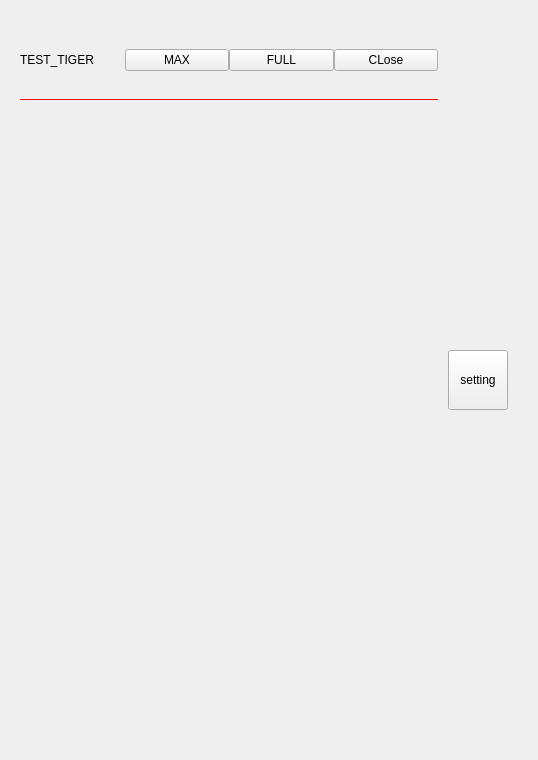
Above: Qtttttt/testTransparentWindow3/mainwindow.ui from tianen1573/QT before the change. Below: the same form after it.
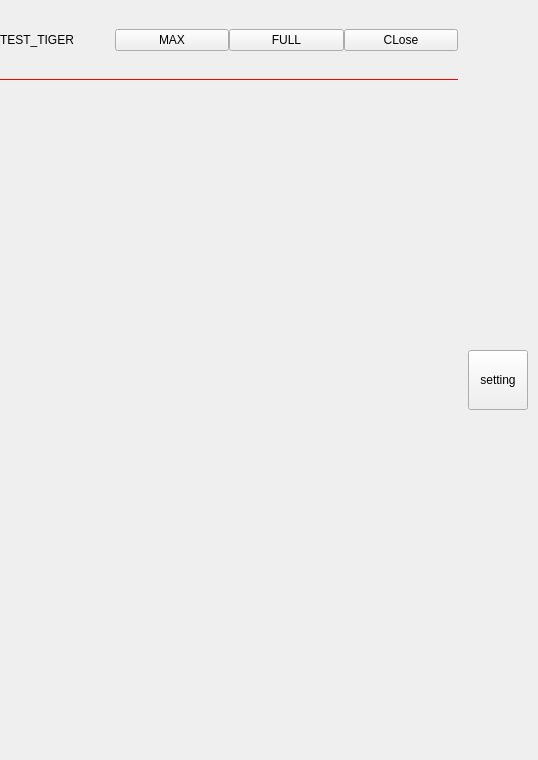
That is the form after the change.

The edit to the form file:
```diff
--- a/Qtttttt/testTransparentWindow3/mainwindow.ui
+++ b/Qtttttt/testTransparentWindow3/mainwindow.ui
@@ -39,16 +39,16 @@
        <number>0</number>
       </property>
       <property name="leftMargin">
-       <number>20</number>
+       <number>0</number>
       </property>
       <property name="topMargin">
-       <number>20</number>
+       <number>0</number>
       </property>
       <property name="rightMargin">
-       <number>20</number>
+       <number>0</number>
       </property>
       <property name="bottomMargin">
-       <number>20</number>
+       <number>0</number>
       </property>
       <item>
        <widget class="QWidget" name="widgetBody" native="true">
```
